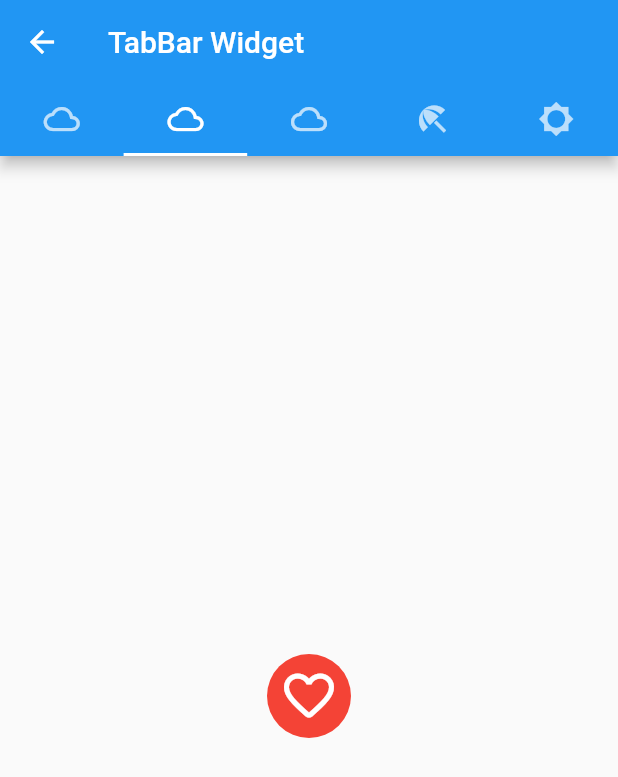
After one commit to kinzakanwal/tabbar--tabbar_view---tabbar_controller, a Flutter app: the screen it shows after launch, in the side drawer, after a tap on "part 1", on a phone screen of 412 x 824 dp. The commit adds this screen. Shown: the top 777 px of the screen. Run offline on Flutter 3.47's test engine with Material 2 defaults, Android fonts, the phone set to English and light mode, and no system bars.

Commit message:
➕: Basic Tab Functionality

```diff
--- a/lib/main.dart
+++ b/lib/main.dart
@@ -1,44 +1,35 @@
 import 'package:flutter/material.dart';
+import 'package:task_8/part_1.dart';
+import 'package:task_8/part_2.dart';
 
 void main() {
   runApp(MyApp());
 }
 
 class MyApp extends StatelessWidget {
-  // This widget is the root of your application.
   @override
   Widget build(BuildContext context) {
     return MaterialApp(
-      title: 'Flutter Demo',
-      theme: ThemeData(
-        // This is the theme of your application.
-        //
-        // Try running your application with "flutter run". You'll see the
-        // application has a blue toolbar. Then, without quitting the app, try
-        // changing the primarySwatch below to Colors.green and then invoke
-        // "hot reload" (press "r" in the console where you ran "flutter run",
-        // or simply save your changes to "hot reload" in a Flutter IDE).
-        // Notice that the counter didn't reset back to zero; the application
-        // is not restarted.
-        primarySwatch: Colors.blue,
-      ),
-      home: MyHomePage(title: 'Flutter Demo Home Page'),
+      debugShowCheckedModeBanner: false,
+      title: 'Task 8',
+      // // theme: ThemeData(
+      // //   primarySwatch: Colors.blue,
+      // // ),
+      // theme: ThemeData.dark().copyWith(
+      //   textButtonTheme: TextButtonThemeData(
+      //     style: ButtonStyle(
+      //       foregroundColor:
+      //           MaterialStateProperty.resolveWith((state) => Colors.orange),
+      //     ),
+      //   ),
+      // ),
+      home: MyHomePage(title: 'TabBar, TabBarView & TabBarController'),
     );
   }
 }
 
 class MyHomePage extends StatefulWidget {
-  MyHomePage({Key key, this.title}) : super(key: key);
-
-  // This widget is the home page of your application. It is stateful, meaning
-  // that it has a State object (defined below) that contains fields that affect
-  // how it looks.
-
-  // This class is the configuration for the state. It holds the values (in this
-  // case the title) provided by the parent (in this case the App widget) and
-  // used by the build method of the State. Fields in a Widget subclass are
-  // always marked "final".
-
+  MyHomePage({Key? key, required this.title}) : super(key: key);
   final String title;
 
   @override
@@ -46,68 +37,46 @@ class MyHomePage extends StatefulWidget {
 }
 
 class _MyHomePageState extends State<MyHomePage> {
-  int _counter = 0;
-
-  void _incrementCounter() {
-    setState(() {
-      // This call to setState tells the Flutter framework that something has
-      // changed in this State, which causes it to rerun the build method below
-      // so that the display can reflect the updated values. If we changed
-      // _counter without calling setState(), then the build method would not be
-      // called again, and so nothing would appear to happen.
-      _counter++;
-    });
-  }
-
   @override
   Widget build(BuildContext context) {
-    // This method is rerun every time setState is called, for instance as done
-    // by the _incrementCounter method above.
-    //
-    // The Flutter framework has been optimized to make rerunning build methods
-    // fast, so that you can just rebuild anything that needs updating rather
-    // than having to individually change instances of widgets.
     return Scaffold(
-      appBar: AppBar(
-        // Here we take the value from the MyHomePage object that was created by
-        // the App.build method, and use it to set our appbar title.
-        title: Text(widget.title),
-      ),
-      body: Center(
-        // Center is a layout widget. It takes a single child and positions it
-        // in the middle of the parent.
-        child: Column(
-          // Column is also a layout widget. It takes a list of children and
-          // arranges them vertically. By default, it sizes itself to fit its
-          // children horizontally, and tries to be as tall as its parent.
-          //
-          // Invoke "debug painting" (press "p" in the console, choose the
-          // "Toggle Debug Paint" action from the Flutter Inspector in Android
-          // Studio, or the "Toggle Debug Paint" command in Visual Studio Code)
-          // to see the wireframe for each widget.
-          //
-          // Column has various properties to control how it sizes itself and
-          // how it positions its children. Here we use mainAxisAlignment to
-          // center the children vertically; the main axis here is the vertical
-          // axis because Columns are vertical (the cross axis would be
-          // horizontal).
-          mainAxisAlignment: MainAxisAlignment.center,
-          children: <Widget>[
-            Text(
-              'You have pushed the button this many times:',
+      drawer: Drawer(
+        child: ListView(
+          padding: EdgeInsets.zero,
+          children: [
+            DrawerHeader(
+              child: Text('TabBar, TabBarView & TabBarController'),
             ),
-            Text(
-              '$_counter',
-              style: Theme.of(context).textTheme.headline4,
+            ListTile(
+              title: Text('part 1'),
+              onTap: () {
+                // Update the state of the app.
+                // ...
+                Navigator.push(
+                  context,
+                  MaterialPageRoute(builder: (context) => PartOne()),
+                );
+                // Navigator.pop(context);
+              },
+            ),
+            ListTile(
+              title: Text('part 2'),
+              onTap: () {
+                // Update the state of the app.
+                // ...
+                Navigator.push(
+                  context,
+                  MaterialPageRoute(builder: (context) => PartTwo()),
+                );
+                // Navigator.pop(context);
+              },
             ),
           ],
         ),
       ),
-      floatingActionButton: FloatingActionButton(
-        onPressed: _incrementCounter,
-        tooltip: 'Increment',
-        child: Icon(Icons.add),
-      ), // This trailing comma makes auto-formatting nicer for build methods.
+      appBar: AppBar(
+        title: Text(widget.title),
+      ),
     );
   }
 }
--- /dev/null
+++ b/lib/part_1.dart
@@ -0,0 +1,95 @@
+// import 'dart:html';
+import 'package:flutter/material.dart';
+
+class PartOne extends StatelessWidget {
+  const PartOne({Key? key}) : super(key: key);
+
+  @override
+  Widget build(BuildContext context) {
+    return DefaultTabController(
+      initialIndex: 1,
+      length: 5,
+      child: Scaffold(
+        appBar: AppBar(
+          title: const Text('TabBar Widget'),
+          bottom:  TabBar(
+            tabs: <Widget>[
+              Tab(
+                icon: Icon(Icons.cloud_outlined),
+              ),
+              Tab(
+                icon: Icon(Icons.cloud_outlined),
+              ),
+              Tab(
+                icon: Icon(Icons.cloud_outlined),
+              ),
+              Tab(
+                icon: Icon(Icons.beach_access_sharp),
+              ),
+              Tab(
+                icon: Icon(Icons.brightness_5_sharp),
+              ),
+            ],
+          ),
+        ),
+        body:  TabBarView(
+          children: <Widget>[
+            Center(
+              child: TextButton(
+                // color: Colors.blue,
+                style: TextButton.styleFrom(
+                  textStyle: const TextStyle(fontSize: 40),
+                ),
+                onPressed: null,
+                child: const Text(
+                  'Enabled',
+                ),
+              ),
+            ),
+            Center(
+
+              child: Ink(
+                decoration: const ShapeDecoration(
+                  color: Colors.red,
+                  shape: CircleBorder(),
+                ),
+                child: IconButton(
+                  iconSize: 40,
+                  icon: const Icon(
+                    Icons.favorite_border_rounded,
+                  ),
+                  color: Colors.white,
+                  onPressed: () {},
+                ),
+              ),
+            ),
+            Center(
+              child: ElevatedButton(
+                onPressed: () {},
+                child: const Text('Enabled'),
+              ),
+            ),
+            Center(
+              child: FloatingActionButton.extended(
+                onPressed: () {
+                  // Add your onPressed code here!
+                },
+                label: const Text('Approve'),
+                icon: const Icon(Icons.thumb_up),
+                backgroundColor: Colors.pink,
+              ),
+            ),
+            Center(
+              child: OutlinedButton(
+                  onPressed: () {
+                    // print('Received click');
+                  },
+                  child: const Text('Click Me'),
+                ),
+            ),
+          ],
+        ),
+      ),
+    );
+  }
+}
--- a/pubspec.yaml
+++ b/pubspec.yaml
@@ -18,7 +18,7 @@ publish_to: 'none' # Remove this line if you wish to publish to pub.dev
 version: 1.0.0+1
 
 environment:
-  sdk: ">=2.7.0 <3.0.0"
+  sdk: ">=2.12.0 <3.0.0"
 
 dependencies:
   flutter:
```
Also changed, not shown: lib/part_2.dart (added, +350 -0 lines).
